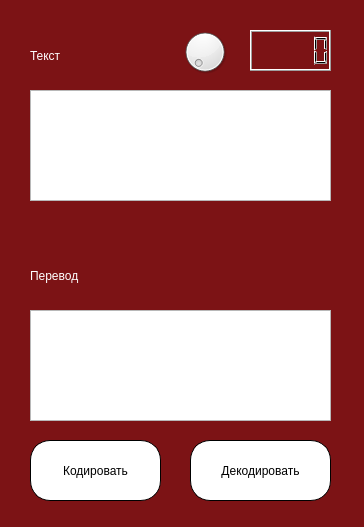
This is coder.ui in NastyaRozhnova/lessons as Qt 5 draws it before an edit. The edited form follows.
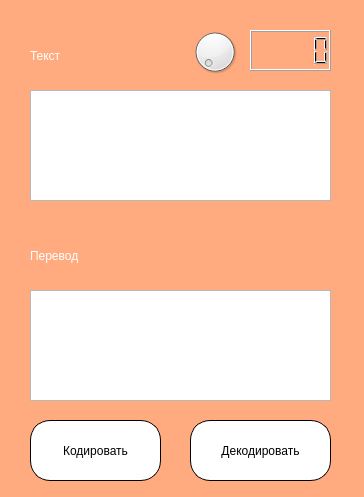
This is the edited form. Icons and pictures are not drawn.

Patch:
```diff
--- a/coder.ui
+++ b/coder.ui
@@ -7,7 +7,7 @@
     <x>0</x>
     <y>0</y>
     <width>364</width>
-    <height>527</height>
+    <height>497</height>
    </rect>
   </property>
   <property name="windowTitle">
@@ -15,9 +15,19 @@
   </property>
   <property name="styleSheet">
    <string notr="true">QMainWindow 
+{	
+	background-color: rgb(255, 170, 127);
+}
+
+QPushButton:hover
 {
-	
-	background-color: rgb(124, 19, 21);
+	margin-top: 10px;
+	background-color: rgb(249, 255, 143);
+}
+
+QPushButton
+{
+	background-color: rgb(255, 255, 127);
 }</string>
   </property>
   <widget class="QWidget" name="centralwidget">
@@ -51,7 +61,7 @@
    <widget class="QDial" name="indent">
     <property name="geometry">
      <rect>
-      <x>180</x>
+      <x>190</x>
       <y>20</y>
       <width>50</width>
       <height>64</height>
@@ -72,7 +82,7 @@
     <property name="geometry">
      <rect>
       <x>30</x>
-      <y>250</y>
+      <y>230</y>
       <width>131</width>
       <height>51</height>
      </rect>
@@ -89,7 +99,7 @@
     <property name="geometry">
      <rect>
       <x>30</x>
-      <y>310</y>
+      <y>290</y>
       <width>301</width>
       <height>111</height>
      </rect>
@@ -99,7 +109,7 @@
     <property name="geometry">
      <rect>
       <x>30</x>
-      <y>440</y>
+      <y>420</y>
       <width>131</width>
       <height>61</height>
      </rect>
@@ -118,7 +128,7 @@
     <property name="geometry">
      <rect>
       <x>190</x>
-      <y>440</y>
+      <y>420</y>
       <width>141</width>
       <height>61</height>
      </rect>
```
Left out of the diff: 4 changed lines with no effect on the pictures.
